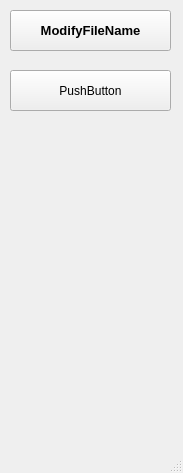
Before: the Qt Designer form ScriptFailarmy/ScriptFailarmy.ui in zhaojidong/HaiTuTool, drawn with Qt 5.
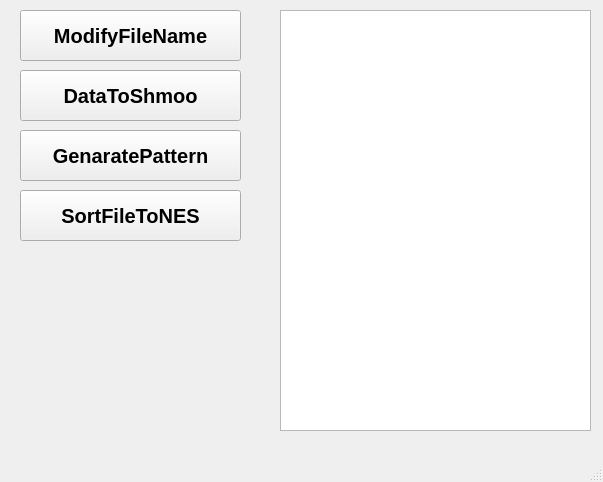
After: the same form once the commit is applied.

Diff of the .ui file:
```diff
--- a/ScriptFailarmy/ScriptFailarmy.ui
+++ b/ScriptFailarmy/ScriptFailarmy.ui
@@ -6,10 +6,17 @@
    <rect>
     <x>0</x>
     <y>0</y>
-    <width>183</width>
-    <height>473</height>
+    <width>603</width>
+    <height>482</height>
    </rect>
   </property>
+  <property name="font">
+   <font>
+    <pointsize>10</pointsize>
+    <weight>75</weight>
+    <bold>true</bold>
+   </font>
+  </property>
   <property name="windowTitle">
    <string>MainWindow</string>
   </property>
@@ -17,16 +24,16 @@
    <widget class="QPushButton" name="btn_ModifyFileName">
     <property name="geometry">
      <rect>
-      <x>10</x>
+      <x>20</x>
       <y>10</y>
-      <width>161</width>
-      <height>41</height>
+      <width>221</width>
+      <height>51</height>
      </rect>
     </property>
     <property name="font">
      <font>
       <family>Arial</family>
-      <pointsize>10</pointsize>
+      <pointsize>15</pointsize>
       <weight>75</weight>
       <bold>true</bold>
      </font>
@@ -38,14 +45,96 @@
    <widget class="QPushButton" name="pushButton">
     <property name="geometry">
      <rect>
-      <x>10</x>
+      <x>20</x>
       <y>70</y>
-      <width>161</width>
-      <height>41</height>
+      <width>221</width>
+      <height>51</height>
      </rect>
     </property>
+    <property name="font">
+     <font>
+      <family>Arial</family>
+      <pointsize>15</pointsize>
+      <weight>75</weight>
+      <bold>true</bold>
+     </font>
+    </property>
     <property name="text">
-     <string>PushButton</string>
+     <string>DataToShmoo</string>
+    </property>
+   </widget>
+   <widget class="QPushButton" name="btn_GeneratePattern">
+    <property name="geometry">
+     <rect>
+      <x>20</x>
+      <y>130</y>
+      <width>221</width>
+      <height>51</height>
+     </rect>
+    </property>
+    <property name="font">
+     <font>
+      <family>Arial</family>
+      <pointsize>15</pointsize>
+      <weight>75</weight>
+      <bold>true</bold>
+     </font>
+    </property>
+    <property name="text">
+     <string>GenaratePattern</string>
+    </property>
+   </widget>
+   <widget class="QLabel" name="label_runStatus">
+    <property name="geometry">
+     <rect>
+      <x>50</x>
+      <y>390</y>
+      <width>171</width>
+      <height>31</height>
+     </rect>
+    </property>
+    <property name="font">
+     <font>
+      <family>Adobe Devanagari</family>
+      <pointsize>15</pointsize>
+      <weight>75</weight>
+      <bold>true</bold>
+      <kerning>true</kerning>
+     </font>
+    </property>
+    <property name="text">
+     <string/>
+    </property>
+   </widget>
+   <widget class="QTextEdit" name="textEdit_OutputInfo">
+    <property name="geometry">
+     <rect>
+      <x>280</x>
+      <y>10</y>
+      <width>311</width>
+      <height>421</height>
+     </rect>
+    </property>
+   </widget>
+   <widget class="QPushButton" name="btn_SortFileToNES">
+    <property name="geometry">
+     <rect>
+      <x>20</x>
+      <y>190</y>
+      <width>221</width>
+      <height>51</height>
+     </rect>
+    </property>
+    <property name="font">
+     <font>
+      <family>Arial</family>
+      <pointsize>15</pointsize>
+      <weight>75</weight>
+      <bold>true</bold>
+     </font>
+    </property>
+    <property name="text">
+     <string>SortFileToNES</string>
     </property>
    </widget>
   </widget>
```
Left out of the diff: 4 changed lines with no effect on the pictures.
